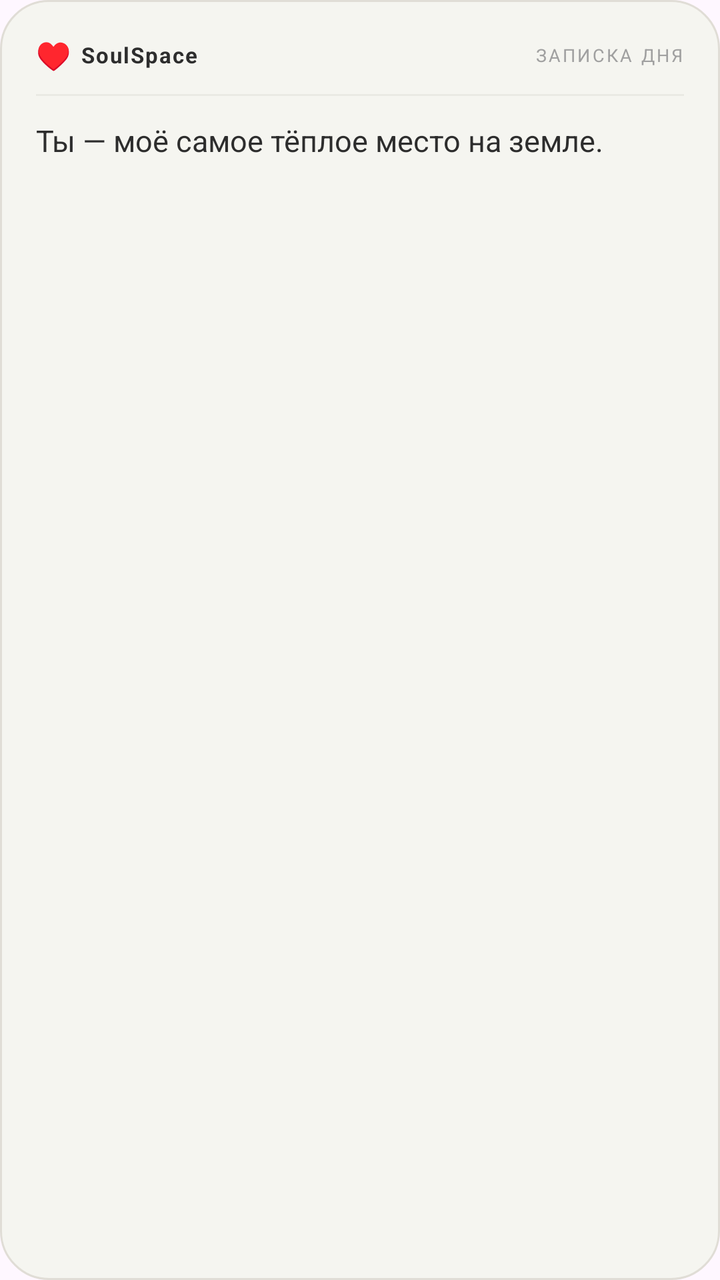
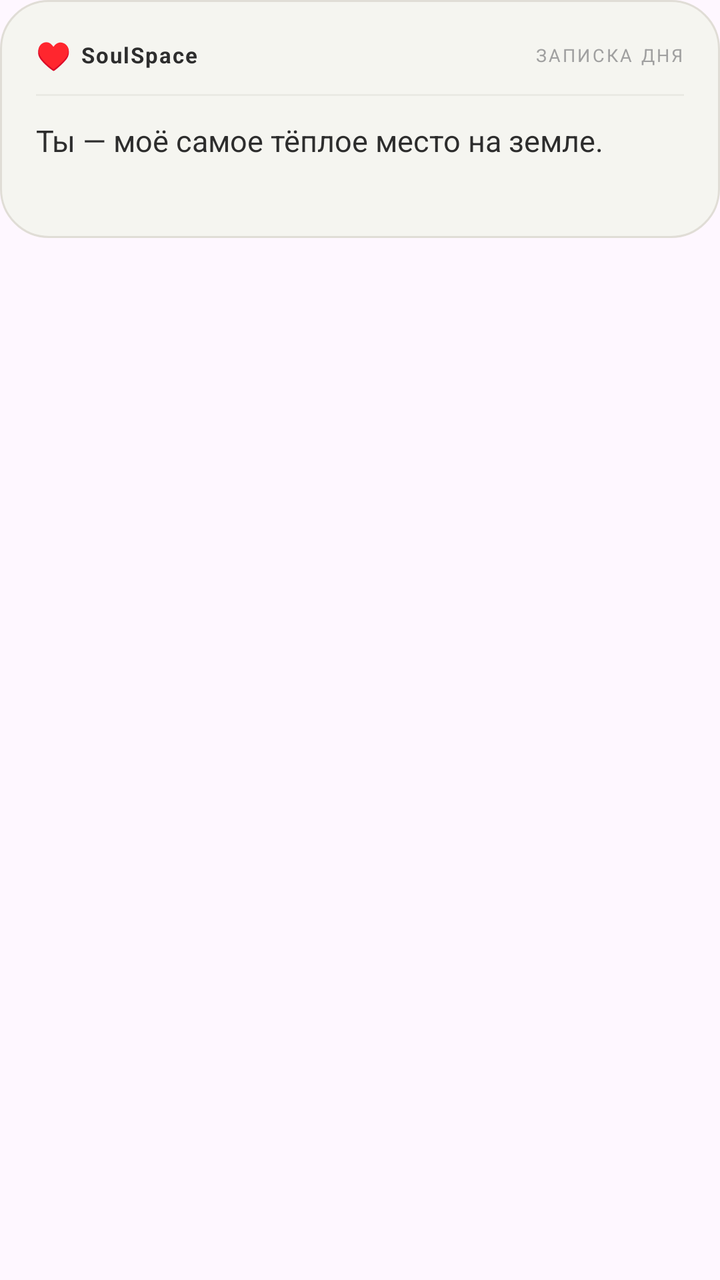

Compare the two renders of this Android layout. The source of the first and the diff that turns it into the second are given below.
<!-- AndroidManifest.xml: application theme Theme.SoulSpace -->
<!-- res/layout/widget_daily_note.xml -->
<?xml version="1.0" encoding="utf-8"?>
<LinearLayout xmlns:android="http://schemas.android.com/apk/res/android"
    android:id="@+id/widget_root"
    android:layout_width="match_parent"
    android:layout_height="match_parent"
    android:background="@drawable/widget_daily_note_background"
    android:orientation="vertical"
    android:padding="18dp">

    <LinearLayout
        android:layout_width="match_parent"
        android:layout_height="wrap_content"
        android:gravity="center_vertical"
        android:orientation="horizontal">

        <TextView
            android:layout_width="wrap_content"
            android:layout_height="wrap_content"
            android:text="♥"
            android:textColor="#5C5470"
            android:textSize="14sp" />

        <TextView
            android:layout_width="wrap_content"
            android:layout_height="wrap_content"
            android:layout_marginStart="5dp"
            android:letterSpacing="0.06"
            android:text="SoulSpace"
            android:textColor="#2D2D2D"
            android:textSize="11sp"
            android:textStyle="bold" />

        <TextView
            android:layout_width="0dp"
            android:layout_height="1dp"
            android:layout_weight="1" />

        <TextView
            android:layout_width="wrap_content"
            android:layout_height="wrap_content"
            android:letterSpacing="0.12"
            android:text="ЗАПИСКА ДНЯ"
            android:textColor="#A0A0A0"
            android:textSize="9sp" />

    </LinearLayout>

    <TextView
        android:layout_width="match_parent"
        android:layout_height="1dp"
        android:layout_marginTop="10dp"
        android:background="#EAEAE4" />

    <TextView
        android:id="@+id/widget_note_text"
        android:layout_width="match_parent"
        android:layout_height="0dp"
        android:layout_marginTop="12dp"
        android:layout_weight="1"
        android:ellipsize="end"
        android:lineSpacingMultiplier="1.3"
        android:maxLines="5"
        android:text="Ты — моё самое тёплое место на земле."
        android:textColor="#2D2D2D"
        android:textSize="15sp" />

    <TextView
        android:id="@+id/widget_note_meta"
        android:layout_width="match_parent"
        android:layout_height="wrap_content"
        android:layout_marginTop="6dp"
        android:ellipsize="end"
        android:maxLines="1"
        android:textColor="#A0A0A0"
        android:textSize="11sp" />

</LinearLayout>
<!-- resources referenced by this layout -->
<resources>
  <!-- drawable widget_daily_note_background (drawable) -->
  <?xml version="1.0" encoding="utf-8"?>
  <shape xmlns:android="http://schemas.android.com/apk/res/android"
      android:shape="rectangle">
      <solid android:color="#F5F5F0" />
      <stroke
          android:width="1dp"
          android:color="#E0DDD6" />
      <corners android:radius="24dp" />
  </shape>
  <style name="Theme.SoulSpace" parent="Base.Theme.SoulSpace" />
  <style name="Base.Theme.SoulSpace" parent="Theme.Material3.DayNight.NoActionBar">
          
          
      </style>
</resources>

<!-- the commit's change to res/layout/widget_daily_note.xml (unified diff, before → after) -->
@@ -3,75 +3,82 @@
     android:id="@+id/widget_root"
     android:layout_width="match_parent"
     android:layout_height="match_parent"
-    android:background="@drawable/widget_daily_note_background"
-    android:orientation="vertical"
-    android:padding="18dp">
+    android:orientation="vertical">
 
     <LinearLayout
+        android:id="@+id/widget_card"
         android:layout_width="match_parent"
         android:layout_height="wrap_content"
-        android:gravity="center_vertical"
-        android:orientation="horizontal">
+        android:background="@drawable/widget_daily_note_background"
+        android:orientation="vertical"
+        android:padding="18dp">
+
+        <LinearLayout
+            android:layout_width="match_parent"
+            android:layout_height="wrap_content"
+            android:gravity="center_vertical"
+            android:orientation="horizontal">
+
+            <TextView
+                android:layout_width="wrap_content"
+                android:layout_height="wrap_content"
+                android:text="♥"
+                android:textColor="#5C5470"
+                android:textSize="14sp" />
+
+            <TextView
+                android:layout_width="wrap_content"
+                android:layout_height="wrap_content"
+                android:layout_marginStart="5dp"
+                android:letterSpacing="0.06"
+                android:text="SoulSpace"
+                android:textColor="#2D2D2D"
+                android:textSize="11sp"
+                android:textStyle="bold" />
+
+            <TextView
+                android:layout_width="0dp"
+                android:layout_height="1dp"
+                android:layout_weight="1" />
+
+            <TextView
+                android:layout_width="wrap_content"
+                android:layout_height="wrap_content"
+                android:letterSpacing="0.12"
+                android:text="ЗАПИСКА ДНЯ"
+                android:textColor="#A0A0A0"
+                android:textSize="9sp" />
+
+        </LinearLayout>
 
         <TextView
-            android:layout_width="wrap_content"
-            android:layout_height="wrap_content"
-            android:text="♥"
-            android:textColor="#5C5470"
-            android:textSize="14sp" />
+            android:layout_width="match_parent"
+            android:layout_height="1dp"
+            android:layout_marginTop="10dp"
+            android:background="#EAEAE4" />
 
         <TextView
-            android:layout_width="wrap_content"
+            android:id="@+id/widget_note_text"
+            android:layout_width="match_parent"
             android:layout_height="wrap_content"
-            android:layout_marginStart="5dp"
-            android:letterSpacing="0.06"
-            android:text="SoulSpace"
+            android:layout_marginTop="12dp"
+            android:ellipsize="end"
+            android:lineSpacingMultiplier="1.3"
+            android:maxLines="5"
+            android:text="Ты — моё самое тёплое место на земле."
             android:textColor="#2D2D2D"
-            android:textSize="11sp"
-            android:textStyle="bold" />
+            android:textSize="15sp" />
 
         <TextView
-            android:layout_width="0dp"
-            android:layout_height="1dp"
-            android:layout_weight="1" />
-
-        <TextView
-            android:layout_width="wrap_content"
+            android:id="@+id/widget_note_meta"
+            android:layout_width="match_parent"
             android:layout_height="wrap_content"
-            android:letterSpacing="0.12"
-            android:text="ЗАПИСКА ДНЯ"
+            android:layout_marginTop="6dp"
+            android:ellipsize="end"
+            android:maxLines="1"
             android:textColor="#A0A0A0"
-            android:textSize="9sp" />
+            android:textSize="11sp" />
 
     </LinearLayout>
 
-    <TextView
-        android:layout_width="match_parent"
-        android:layout_height="1dp"
-        android:layout_marginTop="10dp"
-        android:background="#EAEAE4" />
-
-    <TextView
-        android:id="@+id/widget_note_text"
-        android:layout_width="match_parent"
-        android:layout_height="0dp"
-        android:layout_marginTop="12dp"
-        android:layout_weight="1"
-        android:ellipsize="end"
-        android:lineSpacingMultiplier="1.3"
-        android:maxLines="5"
-        android:text="Ты — моё самое тёплое место на земле."
-        android:textColor="#2D2D2D"
-        android:textSize="15sp" />
-
-    <TextView
-        android:id="@+id/widget_note_meta"
-        android:layout_width="match_parent"
-        android:layout_height="wrap_content"
-        android:layout_marginTop="6dp"
-        android:ellipsize="end"
-        android:maxLines="1"
-        android:textColor="#A0A0A0"
-        android:textSize="11sp" />
-
 </LinearLayout>
